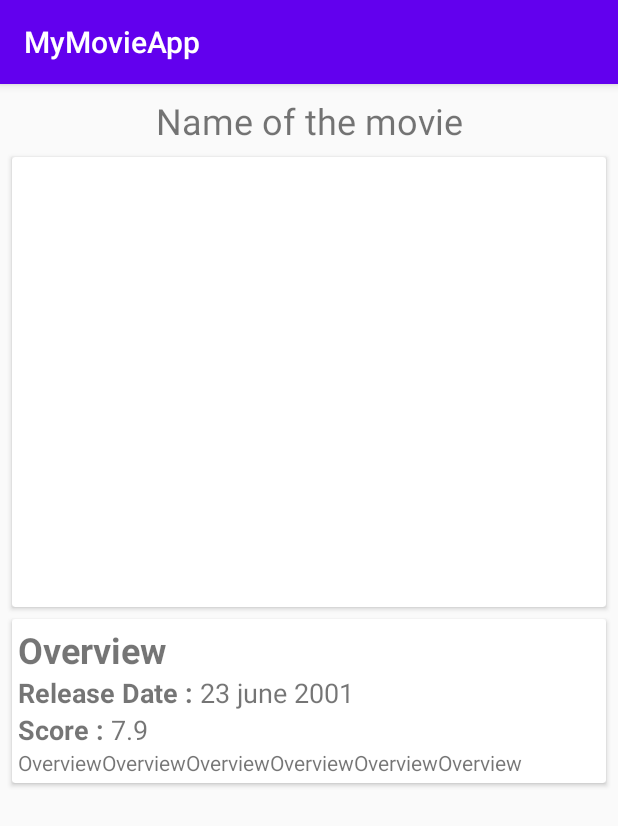
After one commit to Shevy-D/MyMovieApp, an Android app: the MovieDetailsActivity screen opened directly, with no data from a screen before it, on a phone screen of 412 x 824 dp. The commit adds this screen. Shown: the top 826 px of the screen. Run offline under Robolectric (Android 15) with nearby library versions, the phone set to English and light mode, and no system bars; our stand-ins replace Picasso; pictures from the network do not load.

Commit message:
Added Detail Activity and logo

```diff
--- a/app/build.gradle
+++ b/app/build.gradle
@@ -56,6 +56,8 @@ dependencies {
     implementation 'androidx.constraintlayout:constraintlayout:2.1.3'
 
     implementation 'com.squareup.picasso:picasso:2.71828'
+    implementation 'androidx.appcompat:appcompat:1.4.1'
+    implementation 'com.google.android.material:material:1.5.0'
 
     testImplementation 'junit:junit:4.13.2'
     //noinspection GradleCompatible
--- a/app/src/main/AndroidManifest.xml
+++ b/app/src/main/AndroidManifest.xml
@@ -3,8 +3,6 @@
     package="com.shevy.mymovieapp">
 
     <uses-permission android:name="android.permission.INTERNET" />
-    <!--<uses-permission android:name="android.permission.ACCESS_NETWORK_STATE" />
-    <uses-permission android:name="android.permission.GET_ACCOUNTS" />-->
 
     <application
         android:allowBackup="true"
@@ -13,6 +11,9 @@
         android:roundIcon="@mipmap/ic_launcher_round"
         android:supportsRtl="true"
         android:theme="@style/Theme.MyMovieApp">
+        <activity
+            android:name=".MovieDetailsActivity"
+            android:exported="false" />
         <activity
             android:name=".MoviesActivity"
             android:exported="false" />
--- a/app/src/main/java/com/shevy/mymovieapp/ApiInterface.kt
+++ b/app/src/main/java/com/shevy/mymovieapp/ApiInterface.kt
@@ -4,12 +4,16 @@ import retrofit2.Call
 import retrofit2.Retrofit
 import retrofit2.converter.gson.GsonConverterFactory
 import retrofit2.http.GET
+import retrofit2.http.Path
 import retrofit2.http.Query
 
 interface ApiInterface {
 
     @GET("3/movie/popular")
     fun getMovies(@Query("api_key") sort: String ): Call<Movies>
+
+    @GET("3/movie/{movie_id}")
+    fun getMovieDetails(@Path("movie_id") movieId: Int, @Query("api_key") sort : String): Call<MovieDetails>
 
     companion object {
 
--- /dev/null
+++ b/app/src/main/java/com/shevy/mymovieapp/Genre.kt
@@ -0,0 +1,6 @@
+package com.shevy.mymovieapp
+
+data class Genre(
+    val id: Int,
+    val name: String
+)
--- /dev/null
+++ b/app/src/main/java/com/shevy/mymovieapp/MovieDetailsActivity.kt
@@ -0,0 +1,54 @@
+package com.shevy.mymovieapp
+
+import androidx.appcompat.app.AppCompatActivity
+import android.os.Bundle
+import android.util.Log
+import android.widget.ImageView
+import android.widget.TextView
+import com.squareup.picasso.Picasso
+import retrofit2.Call
+import retrofit2.Callback
+import retrofit2.Response
+
+class MovieDetailsActivity : AppCompatActivity() {
+
+    private lateinit var title: TextView
+    private lateinit var releaseDate: TextView
+    private lateinit var score: TextView
+    private lateinit var overview: TextView
+
+    private lateinit var banner: ImageView
+
+    override fun onCreate(savedInstanceState: Bundle?) {
+        super.onCreate(savedInstanceState)
+        setContentView(R.layout.activity_movie_details)
+
+        val id = intent.getIntExtra("id", 0)
+
+        Log.d("testing", "id $id")
+
+        title = findViewById(R.id.movies_details_title)
+        releaseDate = findViewById(R.id.movies_details_date)
+        score = findViewById(R.id.movies_details_score)
+        overview = findViewById(R.id.movies_details_body_overview)
+        banner = findViewById(R.id.movies_details_image_banner)
+
+        val apiInterface = id.let { ApiInterface.create().getMovieDetails(it, "dac5fe2bb3492da449a9b21a6b075c11") }
+        apiInterface.enqueue(object : Callback<MovieDetails> {
+            override fun onResponse(call: Call<MovieDetails>, response: Response<MovieDetails>) {
+                title.text = response.body()?.title
+                releaseDate.text = response.body()?.release_date.toString()
+                score.text = response.body()?.vote_average.toString()
+                overview.text = response.body()?.overview
+
+                Picasso.get().load("https://image.tmdb.org/t/p/w500" + response.body()?.backdrop_path).into(banner)
+
+            }
+
+            override fun onFailure(call: Call<MovieDetails>, t: Throwable) {
+                Log.d("testlog", "onFailure : ${t.message}")
+            }
+
+        })
+    }
+}
--- /dev/null
+++ b/app/src/main/java/com/shevy/mymovieapp/ProductionCountry.kt
@@ -0,0 +1,6 @@
+package com.shevy.mymovieapp
+
+data class ProductionCountry(
+    val iso_3166_1: String,
+    val name: String
+)
--- /dev/null
+++ b/app/src/main/java/com/shevy/mymovieapp/SpokenLanguage.kt
@@ -0,0 +1,6 @@
+package com.shevy.mymovieapp
+
+data class SpokenLanguage(
+    val iso_639_1: String,
+    val name: String
+)
--- /dev/null
+++ b/app/src/main/res/layout/activity_movie_details.xml
@@ -0,0 +1,116 @@
+<?xml version="1.0" encoding="utf-8"?>
+<androidx.constraintlayout.widget.ConstraintLayout xmlns:android="http://schemas.android.com/apk/res/android"
+    xmlns:app="http://schemas.android.com/apk/res-auto"
+    xmlns:tools="http://schemas.android.com/tools"
+    android:layout_width="match_parent"
+    android:layout_height="match_parent"
+    tools:context=".MovieDetailsActivity">
+
+    <androidx.appcompat.widget.AppCompatTextView
+        android:id="@+id/movies_details_title"
+        android:layout_width="wrap_content"
+        android:layout_height="wrap_content"
+        android:textSize="24sp"
+        android:layout_marginTop="8dp"
+        android:text="Name of the movie"
+        app:layout_constraintEnd_toEndOf="parent"
+        app:layout_constraintStart_toStartOf="parent"
+        app:layout_constraintTop_toTopOf="parent" />
+
+    <androidx.cardview.widget.CardView
+        android:id="@+id/movies_details_header_container_card"
+        android:layout_width="match_parent"
+        android:layout_height="wrap_content"
+        android:layout_margin="8dp"
+        app:layout_constraintTop_toBottomOf="@+id/movies_details_title">
+
+        <androidx.appcompat.widget.AppCompatImageView
+            android:id="@+id/movies_details_image_banner"
+            android:layout_width="400dp"
+            android:layout_height="300dp"
+            app:layout_constraintEnd_toEndOf="parent"
+            app:layout_constraintStart_toStartOf="parent"
+            app:layout_constraintTop_toBottomOf="@+id/movies_details_header_container_card"/>
+    </androidx.cardview.widget.CardView>
+
+    <androidx.cardview.widget.CardView
+        android:id="@+id/movies_details_body_container_card"
+        android:layout_width="match_parent"
+        android:layout_height="wrap_content"
+        android:layout_margin="8dp"
+        app:layout_constraintStart_toStartOf="parent"
+        app:layout_constraintTop_toBottomOf="@+id/movies_details_header_container_card">
+
+        <androidx.constraintlayout.widget.ConstraintLayout
+            android:id="@+id/movies_details_body_container_constraint"
+            android:layout_width="match_parent"
+            android:layout_height="wrap_content"
+            android:padding="4dp">
+
+            <TextView
+                android:id="@+id/movies_details_body_overview_label"
+                android:layout_width="wrap_content"
+                android:layout_height="wrap_content"
+                android:textSize="24sp"
+                android:text="Overview"
+                android:textStyle="bold"
+                android:layout_marginBottom="8dp"
+                app:layout_constraintStart_toStartOf="parent"
+                app:layout_constraintTop_toTopOf="parent" />
+
+            <TextView
+                android:id="@+id/movies_details_date_label"
+                android:layout_width="wrap_content"
+                android:layout_height="wrap_content"
+                android:textSize="18sp"
+                android:text="Release Date : "
+                android:textStyle="bold"
+                android:layout_marginBottom="4dp"
+                app:layout_constraintStart_toStartOf="parent"
+                app:layout_constraintTop_toBottomOf="@+id/movies_details_body_overview_label" />
+
+            <TextView
+                android:id="@+id/movies_details_date"
+                android:layout_width="wrap_content"
+                android:layout_height="wrap_content"
+                android:textSize="18sp"
+                android:text="23 june 2001"
+                android:layout_marginBottom="4dp"
+                app:layout_constraintStart_toEndOf="@+id/movies_details_date_label"
+                app:layout_constraintTop_toBottomOf="@+id/movies_details_body_overview_label"/>
+
+            <TextView
+                android:id="@+id/movies_details_score_label"
+                android:layout_width="wrap_content"
+                android:layout_height="wrap_content"
+                android:textSize="18sp"
+                android:text="Score : "
+                android:textStyle="bold"
+                android:layout_marginBottom="4dp"
+                app:layout_constraintStart_toStartOf="parent"
+                app:layout_constraintTop_toBottomOf="@+id/movies_details_date" />
+
+            <TextView
+                android:id="@+id/movies_details_score"
+                android:layout_width="wrap_content"
+                android:layout_height="wrap_content"
+                android:textSize="18sp"
+                android:text="7.9"
+                android:layout_marginBottom="4dp"
+                app:layout_constraintStart_toEndOf="@+id/movies_details_score_label"
+                app:layout_constraintTop_toBottomOf="@+id/movies_details_date" />
+
+            <TextView
+                android:id="@+id/movies_details_body_overview"
+                android:layout_width="wrap_content"
+                android:layout_height="wrap_content"
+                android:textSize="14sp"
+                android:text="OverviewOverviewOverviewOverviewOverviewOverview"
+                app:layout_constraintStart_toStartOf="parent"
+                app:layout_constraintTop_toBottomOf="@+id/movies_details_score" />
+
+        </androidx.constraintlayout.widget.ConstraintLayout>
+
+    </androidx.cardview.widget.CardView>
+
+</androidx.constraintlayout.widget.ConstraintLayout>
```
Also changed, not shown: app/src/main/java/com/shevy/mymovieapp/CustomAdapter.kt (+13 -2 lines), app/src/main/java/com/shevy/mymovieapp/MovieDetails.kt (added, +29 -0 lines), app/src/main/java/com/shevy/mymovieapp/MoviesActivity.kt (+10 -2 lines), app/src/main/java/com/shevy/mymovieapp/ProductionCompany.kt (added, +8 -0 lines), app/src/main/res/layout/activity_main.xml (+9 -0 lines), 1 other file.
